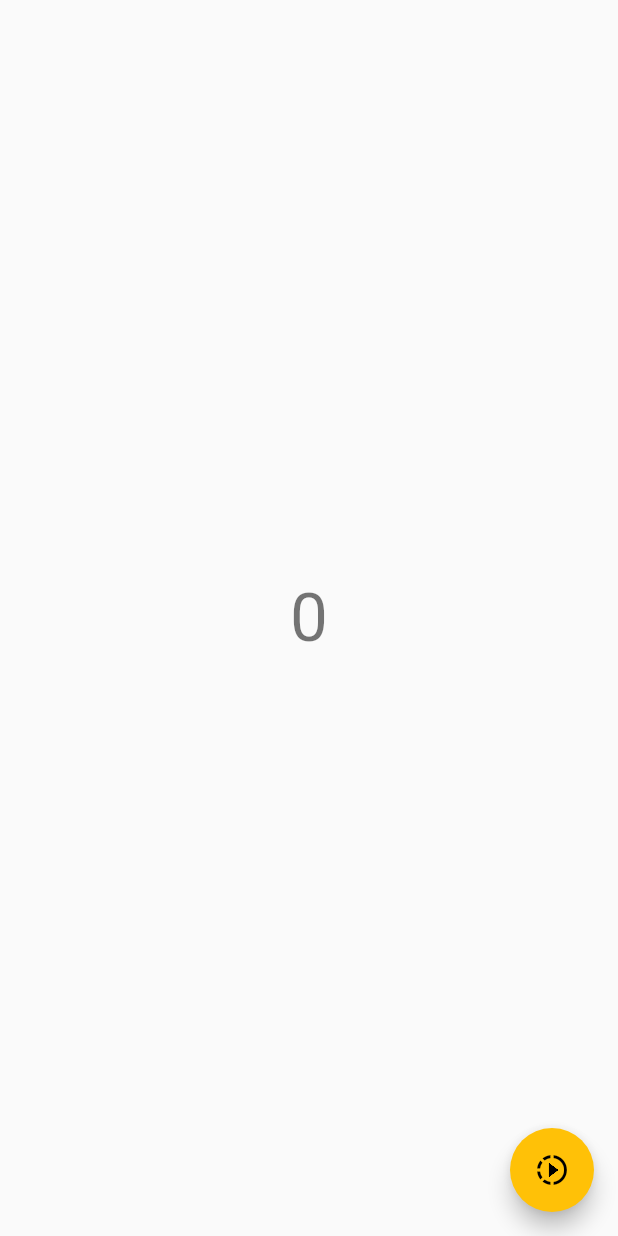
After one commit to seirifat/FlutterPerformance, a Flutter app: the screen it shows after launch, swiped to page 5, on a phone screen of 412 x 824 dp. The commit adds this screen. Run offline on Flutter 3.47's test engine with Material 2 defaults, Android fonts, the phone set to English and light mode, and no system bars.

Commit message:
Animation problem

```diff
--- /dev/null
+++ b/lib/pages/animation_problem_fixed_page.dart
@@ -0,0 +1,76 @@
+import 'dart:math';
+
+import 'package:flutter/material.dart';
+
+class AnimationProblemFixedPage extends StatefulWidget {
+  const AnimationProblemFixedPage({Key? key}) : super(key: key);
+
+  @override
+  _AnimationProblemFixedPageState createState() =>
+      _AnimationProblemFixedPageState();
+}
+
+class _AnimationProblemFixedPageState extends State<AnimationProblemFixedPage>
+    with SingleTickerProviderStateMixin {
+  late AnimationController _controller;
+  int counter = 0;
+
+  void _onPressed() {
+    setState(() {
+      counter++;
+    });
+    _controller.forward(from: 0.0);
+  }
+
+  @override
+  Widget build(BuildContext context) {
+    return Scaffold(
+      floatingActionButton: FloatingActionButton(
+        onPressed: _onPressed,
+        splashColor: Colors.red,
+        child: const Icon(Icons.slow_motion_video),
+      ),
+      body: AnimatedBuilder(
+        animation: _controller,
+        child: CounterWidget(
+          counter: counter,
+        ),
+        builder: (_, child) => Transform(
+          alignment: Alignment.center,
+          transform: Matrix4.identity()
+            ..setEntry(3, 2, 0.001)
+            ..rotateY(360 * _controller.value * (pi / 180.0)),
+          child: child,
+        ),
+      ),
+    );
+  }
+
+  @override
+  void initState() {
+    _controller = AnimationController(
+        vsync: this, duration: const Duration(milliseconds: 600));
+    super.initState();
+  }
+
+  @override
+  void dispose() {
+    _controller.dispose();
+    super.dispose();
+  }
+}
+
+class CounterWidget extends StatelessWidget {
+  const CounterWidget({Key? key, required this.counter}) : super(key: key);
+  final int counter;
+  @override
+  Widget build(BuildContext context) {
+    print('building `CounterWidget`');
+    return Center(
+      child: Text(
+        counter.toString(),
+        style: Theme.of(context).textTheme.headline3,
+      ),
+    );
+  }
+}
--- a/lib/pages/home_page.dart
+++ b/lib/pages/home_page.dart
@@ -1,6 +1,8 @@
 import 'package:flutter/material.dart';
+import 'package:flutter_performance/pages/animation_problem_fixed_page.dart';
 import 'package:flutter_performance/pages/widget_problem_fixed_page.dart';
 
+import 'animation_problem_page.dart';
 import 'welcome_page.dart';
 import 'widget_problem_page.dart';
 
@@ -11,10 +13,13 @@ class HomePage extends StatelessWidget {
   Widget build(BuildContext context) {
     return Scaffold(
       body: PageView(
+        // ignore: prefer_const_literals_to_create_immutables
         children: [
           const WelcomePage(),
           const WidgetProblemPage(),
           const WidgetProblemFixedPage(),
+          const AnimationProblemPage(),
+          const AnimationProblemFixedPage(),
         ],
       ),
     );
```
Also changed, not shown: lib/pages/animation_problem_page.dart (added, +74 -0 lines).
